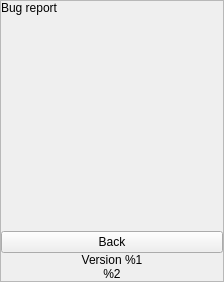
Old version of the form vpn/ui/dialogs/BugReportResultScreen.ui in the repository demlabs-cellframe/dap-ui-sdk.
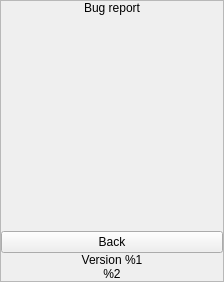
New version of the form. Custom widgets are drawn as their Qt base class.

What changed in the file:
```diff
--- a/vpn/ui/dialogs/BugReportResultScreen.ui
+++ b/vpn/ui/dialogs/BugReportResultScreen.ui
@@ -59,7 +59,7 @@
          <string>Bug report</string>
         </property>
         <property name="alignment">
-         <set>Qt::AlignJustify|Qt::AlignVCenter</set>
+         <set>Qt::AlignCenter</set>
         </property>
        </widget>
       </item>
```
Left out of the diff: 3 changed lines with no effect on the pictures.
